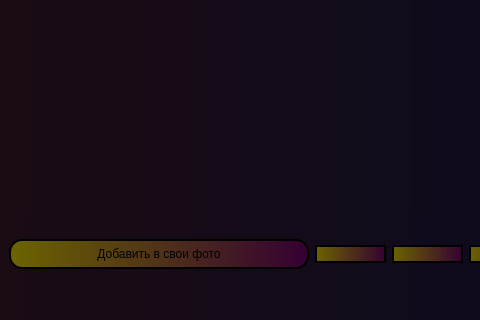
The window that photo_open/phot_open.ui (RaZe31-cs/photo-viewing-app) describes before a commit, drawn with Qt 5; both pictures show x 0 to 480 and y 480 to 800 of the 1120 by 800 pixel window.
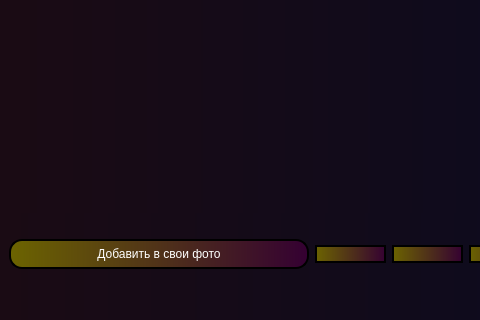
The same window after the commit. Icons and pictures are not drawn.

Commit message: update color text

```diff
--- a/photo_open/phot_open.ui
+++ b/photo_open/phot_open.ui
@@ -27,7 +27,7 @@
   </property>
   <property name="styleSheet">
    <string notr="true">background-color: qlineargradient(spread:pad, x1:0, y1:0, x2:1, y2:0, stop:0 rgba(26,11,20, 255), stop:1 rgba(0, 12, 40, 255));
-</string>
+color: rgb(255, 255, 255);</string>
   </property>
   <widget class="QWidget" name="centralwidget">
    <layout class="QGridLayout" name="gridLayout">
```
The commit also changes 4 other files.
